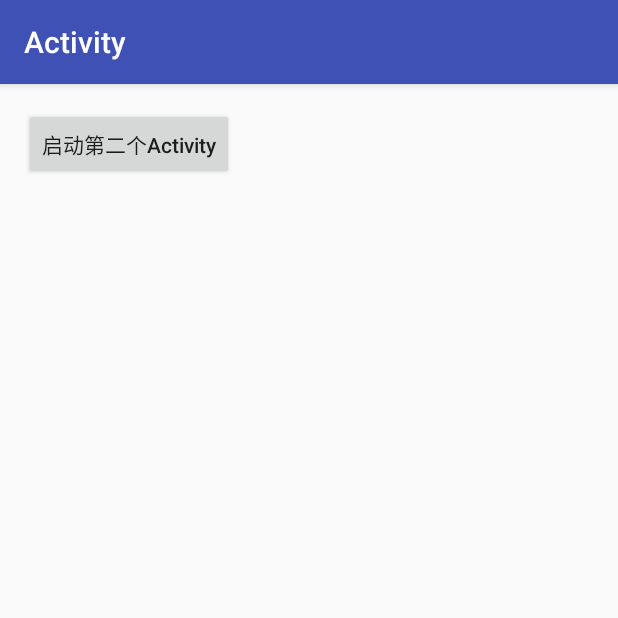
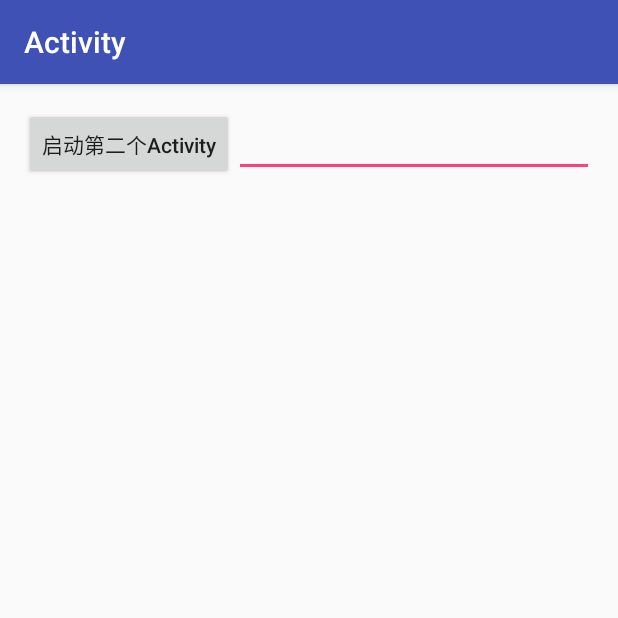
Before and after one commit to xuejuan1981/Activitysecond, an Android app: the screen it shows after launch (MainActivity), on a phone screen of 412 x 824 dp, the top half of it. Run offline under Robolectric (Android 15) with nearby library versions, the phone set to English and light mode, and no system bars.

Commit message:
把MainAcitivity里面的EditText的内容通过intent传到Activity

```diff
--- a/app/src/main/java/com/example/lsx/activity/MainActivity.java
+++ b/app/src/main/java/com/example/lsx/activity/MainActivity.java
@@ -6,6 +6,7 @@ import android.os.Bundle;
 import android.util.Log;
 import android.view.View;
 import android.widget.Button;
+import android.widget.EditText;
 import android.widget.Toast;
 
 public class MainActivity extends AppCompatActivity {
@@ -16,11 +17,14 @@ public class MainActivity extends AppCompatActivity {
         setContentView(R.layout.activity_main);
         Log.d(TAG, "onCreate: 执行了 ");
         Button button = (Button) findViewById(R.id.activity_main_button);
+        final EditText editText = (EditText)findViewById(R.id.activity_main_edit_text);
+
         button.setOnClickListener(new View.OnClickListener() {
             @Override
             public void onClick(View v) {
+                Log.d(TAG, "onClick: ");
                 Intent intent = new Intent(MainActivity.this,Activitysecond.class);
-                intent.putExtra("name","haoxjxjxjxj");
+                intent.putExtra("name",editText.getText().toString());
                 startActivity(intent);
             }
         });
--- a/app/src/main/res/layout/activity_main.xml
+++ b/app/src/main/res/layout/activity_main.xml
@@ -1,5 +1,5 @@
 <?xml version="1.0" encoding="utf-8"?>
-<RelativeLayout xmlns:android="http://schemas.android.com/apk/res/android"
+<LinearLayout xmlns:android="http://schemas.android.com/apk/res/android"
     xmlns:tools="http://schemas.android.com/tools"
     android:layout_width="match_parent"
     android:layout_height="match_parent"
@@ -15,5 +15,11 @@
       android:layout_height="wrap_content"
       android:text="启动第二个Activity"
       android:textAllCaps="false"/>
+  <EditText
+      android:id="@+id/activity_main_edit_text"
+      android:layout_width="0dp"
+      android:layout_height="wrap_content"
 
-</RelativeLayout>
+      android:layout_weight="1"/>
+
+</LinearLayout>
```
